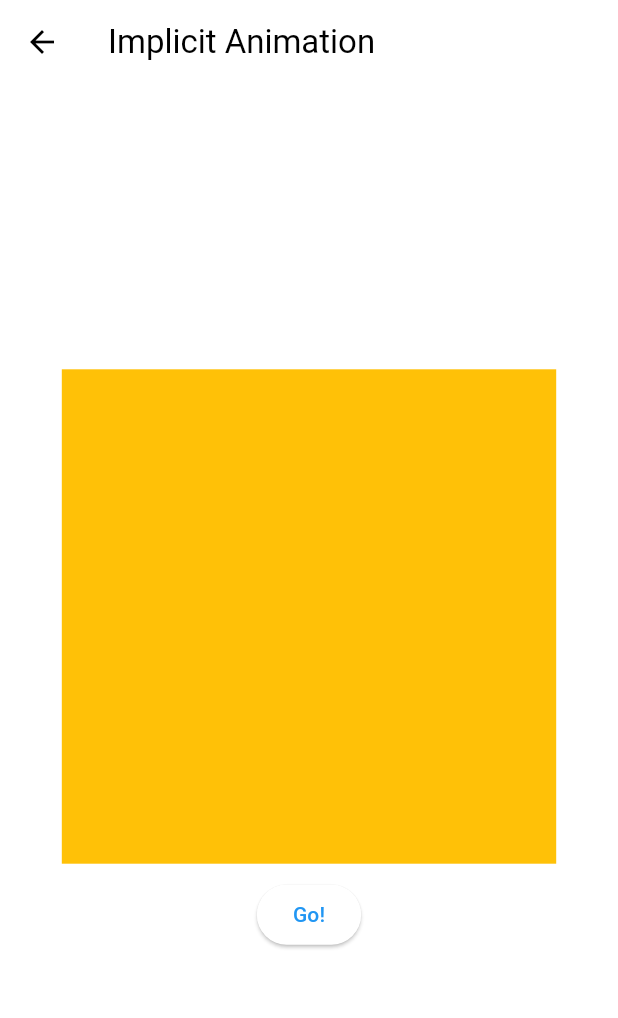
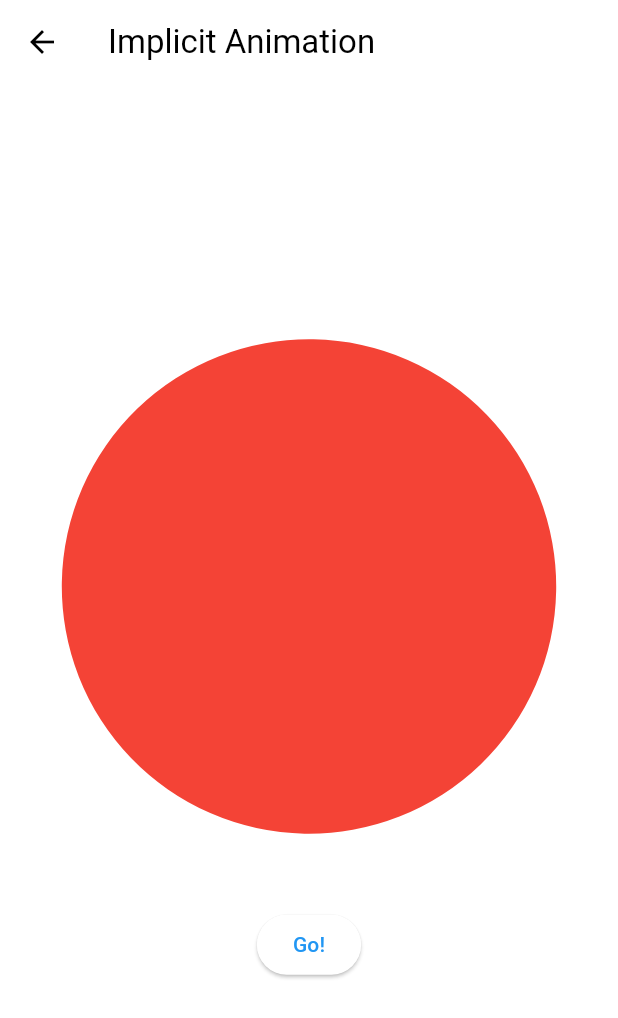
Before and after one commit to daveg7lee/flutter_animations_masterclass, a Flutter app: the ImplicitAnimationsScreen screen opened directly, on a phone screen of 412 x 824 dp. Shown: the top 1018 px of the screen. Run offline on Flutter 3.47's test engine with Material 2 defaults, Android fonts, the phone set to English and light mode, and no system bars.

Commit message:
AnimatedContainer

```diff
--- a/lib/screens/implicits_animations_screen.dart
+++ b/lib/screens/implicits_animations_screen.dart
@@ -29,17 +29,19 @@
         child: Column(
           mainAxisAlignment: MainAxisAlignment.center,
           children: [
-            AnimatedOpacity(
-              duration: const Duration(milliseconds: 300),
-              opacity: _visible ? 1 : 0,
-              child: Container(
-                width: size.width * 0.8,
-                height: size.width * 0.8,
-                color: Colors.amber,
+            AnimatedContainer(
+              duration: const Duration(seconds: 1),
+              width: size.width * 0.8,
+              height: size.width * 0.8,
+              transform: Matrix4.rotationZ(_visible ? 1 : 0),
+              transformAlignment: Alignment.center,
+              decoration: BoxDecoration(
+                color: _visible ? Colors.red : Colors.amber,
+                borderRadius: BorderRadius.circular(_visible ? 200 : 0),
               ),
             ),
             const SizedBox(
-              height: 10,
+              height: 50,
             ),
             ElevatedButton(
               onPressed: _trigger,
```
